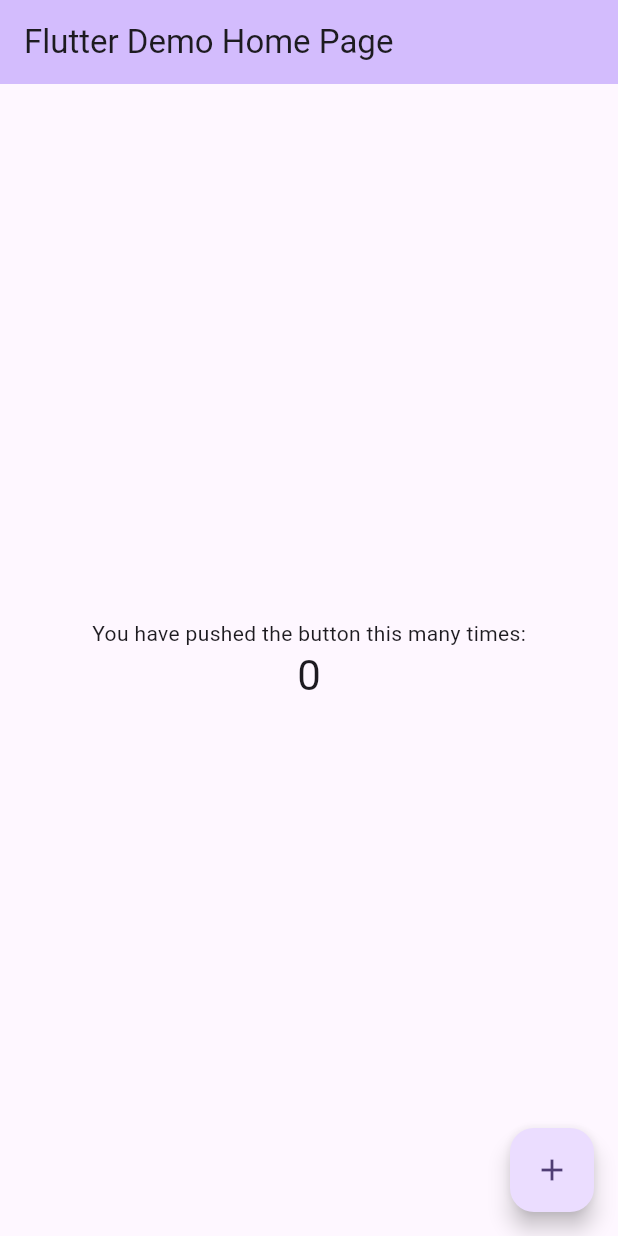
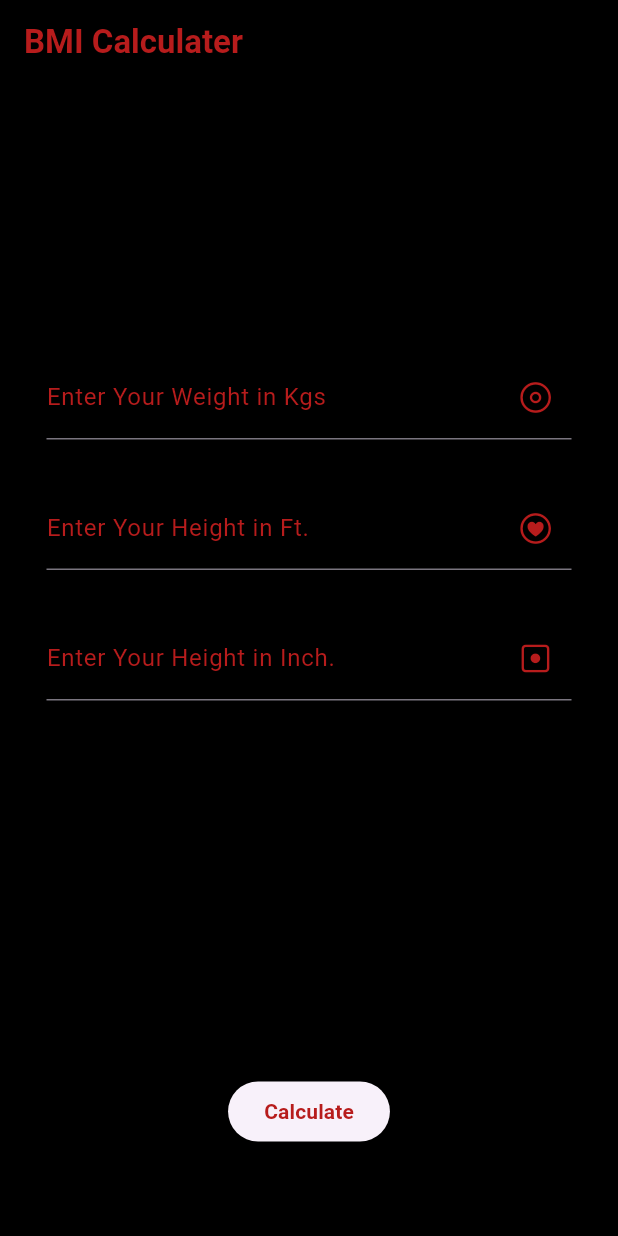
Before and after one commit to HEYKASHIF/bmi_calculater, a Flutter app: the screen it shows after launch, on a phone screen of 412 x 824 dp. Run offline on Flutter 3.47's test engine with Material 3 defaults, Android fonts, the phone set to English and light mode, and no system bars.

Commit message:
commit 1

```diff
--- a/lib/main.dart
+++ b/lib/main.dart
@@ -1,3 +1,4 @@
+import 'package:flutter/cupertino.dart';
 import 'package:flutter/material.dart';
 
 void main() {
@@ -11,42 +12,18 @@ class MyApp extends StatelessWidget {
   @override
   Widget build(BuildContext context) {
     return MaterialApp(
-      title: 'Flutter Demo',
+      title: 'BMI',
       theme: ThemeData(
-        // This is the theme of your application.
-        //
-        // TRY THIS: Try running your application with "flutter run". You'll see
-        // the application has a purple toolbar. Then, without quitting the app,
-        // try changing the seedColor in the colorScheme below to Colors.green
-        // and then invoke "hot reload" (save your changes or press the "hot
-        // reload" button in a Flutter-supported IDE, or press "r" if you used
-        // the command line to start the app).
-        //
-        // Notice that the counter didn't reset back to zero; the application
-        // state is not lost during the reload. To reset the state, use hot
-        // restart instead.
-        //
-        // This works for code too, not just values: Most code changes can be
-        // tested with just a hot reload.
         colorScheme: ColorScheme.fromSeed(seedColor: Colors.deepPurple),
         useMaterial3: true,
       ),
-      home: const MyHomePage(title: 'Flutter Demo Home Page'),
+      home: const MyHomePage(title: 'BMI Calculater'),
     );
   }
 }
 
 class MyHomePage extends StatefulWidget {
   const MyHomePage({super.key, required this.title});
-
-  // This widget is the home page of your application. It is stateful, meaning
-  // that it has a State object (defined below) that contains fields that affect
-  // how it looks.
-
-  // This class is the configuration for the state. It holds the values (in this
-  // case the title) provided by the parent (in this case the App widget) and
-  // used by the build method of the State. Fields in a Widget subclass are
-  // always marked "final".
 
   final String title;
 
@@ -55,71 +32,139 @@ class MyHomePage extends StatefulWidget {
 }
 
 class _MyHomePageState extends State<MyHomePage> {
-  int _counter = 0;
-
-  void _incrementCounter() {
-    setState(() {
-      // This call to setState tells the Flutter framework that something has
-      // changed in this State, which causes it to rerun the build method below
-      // so that the display can reflect the updated values. If we changed
-      // _counter without calling setState(), then the build method would not be
-      // called again, and so nothing would appear to happen.
-      _counter++;
-    });
-  }
+  var wtController = TextEditingController();
+  var ftController = TextEditingController();
+  var inController = TextEditingController();
+  var result = '';
 
   @override
   Widget build(BuildContext context) {
-    // This method is rerun every time setState is called, for instance as done
-    // by the _incrementCounter method above.
-    //
-    // The Flutter framework has been optimized to make rerunning build methods
-    // fast, so that you can just rebuild anything that needs updating rather
-    // than having to individually change instances of widgets.
     return Scaffold(
+      backgroundColor: Colors.black,
       appBar: AppBar(
-        // TRY THIS: Try changing the color here to a specific color (to
-        // Colors.amber, perhaps?) and trigger a hot reload to see the AppBar
-        // change color while the other colors stay the same.
-        backgroundColor: Theme.of(context).colorScheme.inversePrimary,
-        // Here we take the value from the MyHomePage object that was created by
-        // the App.build method, and use it to set our appbar title.
-        title: Text(widget.title),
+        backgroundColor: Colors.black,
+        title: Text(
+          widget.title,
+          style: TextStyle(
+            color: Colors.red.shade900,
+            fontWeight: FontWeight.bold,
           ),
-      body: Center(
-        // Center is a layout widget. It takes a single child and positions it
-        // in the middle of the parent.
+        ),
+      ),
+      body: SingleChildScrollView(
+        child: Center(
+          child: SizedBox(
+            width: 350,
             child: Column(
-          // Column is also a layout widget. It takes a list of children and
-          // arranges them vertically. By default, it sizes itself to fit its
-          // children horizontally, and tries to be as tall as its parent.
-          //
-          // Column has various properties to control how it sizes itself and
-          // how it positions its children. Here we use mainAxisAlignment to
-          // center the children vertically; the main axis here is the vertical
-          // axis because Columns are vertical (the cross axis would be
-          // horizontal).
-          //
-          // TRY THIS: Invoke "debug painting" (choose the "Toggle Debug Paint"
-          // action in the IDE, or press "p" in the console), to see the
-          // wireframe for each widget.
-          mainAxisAlignment: MainAxisAlignment.center,
+              // mainAxisAlignment: MainAxisAlignment.center,
               children: <Widget>[
-            const Text(
-              'You have pushed the button this many times:',
+                const SizedBox(
+                  height: 45,
                 ),
                 Text(
-              '$_counter',
-              style: Theme.of(context).textTheme.headlineMedium,
+                  result,
+                  style: TextStyle(
+                    fontWeight: FontWeight.w500,
+                    fontSize: 25,
+                    color: Colors.red.shade900,
+                  ),
+                ),
+                const SizedBox(
+                  height: 100,
+                ),
+                TextField(
+                  controller: wtController,
+                  decoration: InputDecoration(
+                    fillColor: Colors.amber,
+                    focusColor: Colors.amber,
+                    hoverColor: Colors.amber,
+                    prefixIconColor: Colors.red,
+                    suffixIconColor: Colors.red.shade900,
+                    label: Text("Enter Your Weight in Kgs",
+                        style: TextStyle(
+                          color: Colors.red.shade900,
+                        )),
+                    suffixIcon: const Icon(CupertinoIcons.smallcircle_circle),
+                  ),
+                  keyboardType: TextInputType.number,
+                ),
+                const SizedBox(
+                  height: 31,
+                ),
+                TextField(
+                  controller: ftController,
+                  decoration: InputDecoration(
+                    suffixIconColor: Colors.red.shade900,
+                    label: Text("Enter Your Height in Ft.",
+                        style: TextStyle(
+                          color: Colors.red.shade900,
+                        )),
+                    suffixIcon: const Icon(CupertinoIcons.heart_circle),
+                  ),
+                  keyboardType: TextInputType.number,
+                ),
+                const SizedBox(
+                  height: 31,
+                ),
+                TextField(
+                  controller: inController,
+                  decoration: InputDecoration(
+                    suffixIconColor: Colors.red.shade900,
+                    label: Text("Enter Your Height in Inch.",
+                        style: TextStyle(
+                          color: Colors.red.shade900,
+                        )),
+                    suffixIcon: const Icon(CupertinoIcons.dot_square),
+                  ),
+                  keyboardType: TextInputType.number,
+                ),
+                const SizedBox(
+                  height: 250,
+                ),
+                ElevatedButton(
+                  onPressed: () {
+                    var wt = wtController.text.toString();
+                    var ft = ftController.text.toString();
+                    var inch = inController.text.toString();
+
+                    if (wt != '' && ft != '' && inch != '') {
+                      var iWt = int.parse(wt);
+                      var iFt = int.parse(ft);
+                      var iInch = int.parse(inch);
+
+                      var tInch = (iFt * 12) + iInch;
+
+                      var tCm = tInch * 2.54;
+
+                      var tM = tCm / 100;
+
+                      var bMi = iWt / (tM * tM);
+
+                      setState(() {
+                        result = "Your BMI is ${bMi.toStringAsFixed(4)}";
+                      });
+                    } else {
+                      setState(() {
+                        result = "Please Enter All Required Fields!";
+                      });
+                    }
+                  },
+                  child: Text(
+                    "Calculate",
+                    style: TextStyle(
+                      fontWeight: FontWeight.bold,
+                      color: Colors.red.shade900,
+                    ),
+                  ),
+                ),
+                const SizedBox(
+                  height: 50,
                 ),
               ],
             ),
           ),
-      floatingActionButton: FloatingActionButton(
-        onPressed: _incrementCounter,
-        tooltip: 'Increment',
-        child: const Icon(Icons.add),
-      ), // This trailing comma makes auto-formatting nicer for build methods.
+        ),
+      ),
     );
   }
 }
```
Lines whose indentation alone changed are shown as unchanged.
